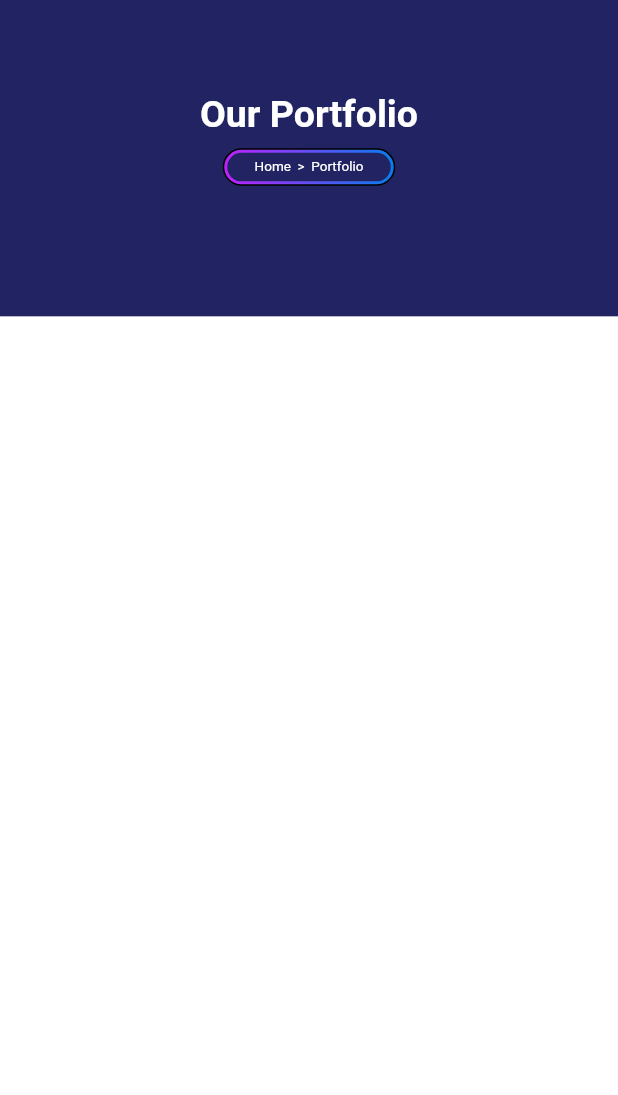
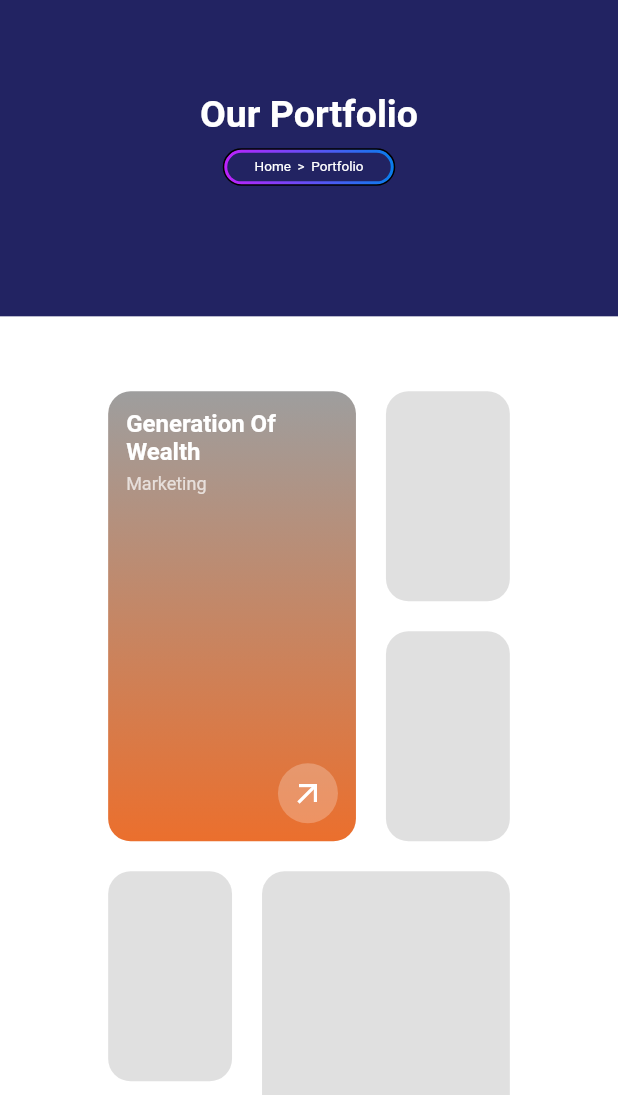
Before and after one commit to MohammadZohaibTauqeer/betatech, a Flutter app: the screen it shows after launch, on a phone screen of 412 x 824 dp, the part 141-1236 px from its top. Run offline on Flutter 3.47's test engine with Material 2 defaults, Android fonts, the light colour scheme and no system bars; our stand-ins replace flutter_svg, google_fonts.

Commit message:
update page

```diff
--- a/lib/modules/portfolio.dart
+++ b/lib/modules/portfolio.dart
@@ -40,9 +40,138 @@ class _PortfolioState extends State<Portfolio> {
                 SizedBox(height: size.height*.04,),
                 HeaderContent(context, "Our Portfolio", "Home  >  Portfolio"),
                 SizedBox(height: size.height*.07,),
-
         ]),
       ),
+
+
+      // Centered Uneven Grid Section
+        Center(
+          child: Container(
+            margin: const EdgeInsets.all(50.0),
+            width: size.width * .65,
+            child: Column(
+              children: [
+                Row(
+                  crossAxisAlignment: CrossAxisAlignment.start,
+                  children: [
+                    Expanded(
+                      flex: 2,
+                      child: Container(
+                        height: 300,
+                        decoration: BoxDecoration(
+                          borderRadius: BorderRadius.circular(15),
+                          gradient: LinearGradient(
+                            begin: Alignment.topCenter,
+                            end: Alignment.bottomCenter,
+                            colors: [Colors.grey, Color(0XFFEB6F2D)],
+                          ),
+                        ),
+                        child: Padding(
+                          padding: const EdgeInsets.all(12.0),
+                          child: Column(
+                            mainAxisAlignment: MainAxisAlignment.end,
+                            crossAxisAlignment: CrossAxisAlignment.start,
+                            children: [
+                              Text(
+                                "Generation Of Wealth",
+                                style: TextStyle(
+                                  color: Colors.white,
+                                  fontWeight: FontWeight.bold,
+                                  fontSize: 16,
+                                ),
+                              ),
+                              SizedBox(height: 5),
+                              Text(
+                                "Marketing",
+                                style: TextStyle(
+                                  color: Colors.white70,
+                                  fontSize: 12,
+                                ),
+                              ),
+                              Spacer(),
+                              Align(
+                                alignment: Alignment.bottomRight,
+                                child: CircleAvatar(
+                                  backgroundColor: Colors.white24,
+                                  child: Icon(
+                                    Icons.arrow_outward,
+                                    color: Colors.white,
+                                  ),
+                                ),
+                              ),
+                            ],
+                          ),
+                        ),
+                      ),
+                    ),
+                    SizedBox(width: 20),
+                    Expanded(
+                      flex: 1,
+                      child: Column(
+                        children: [
+                          Container(
+                            height: 140,
+                            decoration: BoxDecoration(
+                              borderRadius: BorderRadius.circular(15),
+                              color: Colors.grey.shade300,
+                            ),
+                          ),
+                          SizedBox(height: 20),
+                          Container(
+                            height: 140,
+                            decoration: BoxDecoration(
+                              borderRadius: BorderRadius.circular(15),
+                              color: Colors.grey.shade300,
+                            ),
+                          ),
+                        ],
+                      ),
+                    ),
+                  ],
+                ),
+                SizedBox(height: 20),
+                Row(
+                  crossAxisAlignment: CrossAxisAlignment.start,
+                  children: [
+                    Expanded(
+                      flex: 1,
+                      child: Column(
+                        children: [
+                          Container(
+                            height: 140,
+                            decoration: BoxDecoration(
+                              borderRadius: BorderRadius.circular(15),
+                              color: Colors.grey.shade300,
+                            ),
+                          ),
+                          SizedBox(height: 20),
+                          Container(
+                            height: 140,
+                            decoration: BoxDecoration(
+                              borderRadius: BorderRadius.circular(15),
+                              color: Colors.grey.shade300,
+                            ),
+                          ),
+                        ],
+                      ),
+                    ),
+                    SizedBox(width: 20),
+                    Expanded(
+                      flex: 2,
+                      child: Container(
+                        height: 300,
+                        decoration: BoxDecoration(
+                          borderRadius: BorderRadius.circular(15),
+                          color: Colors.grey.shade300,
+                        ),
+                      ),
+                    ),
+                  ],
+                ),
+              ],
+            ),
+          ),
+        ),
       ])
     ));
   }
```
